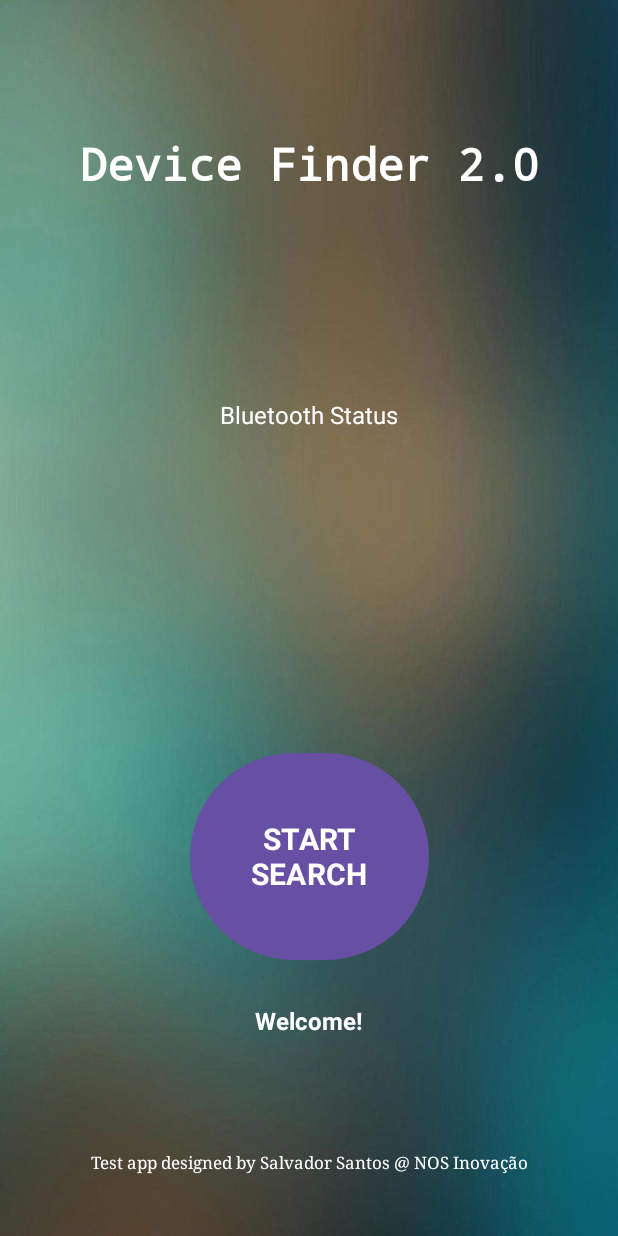
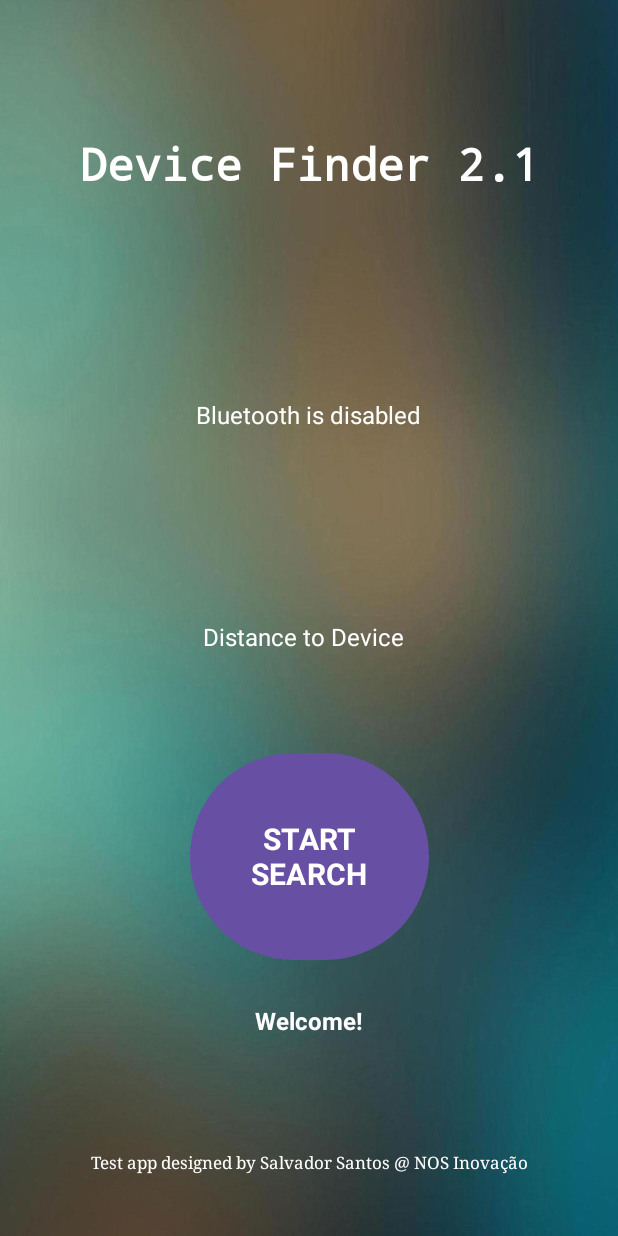
Before and after one commit to savesantos/DeviceFinder, an Android app: the screen it shows after launch (MainActivity), on a phone screen of 412 x 824 dp. Run offline under Robolectric (Android 15) with nearby library versions, the phone set to English and light mode, and no system bars.

Commit message:
connection message debugging and distance message creation

```diff
--- a/app/src/main/java/nos/example/devicefinder/MainActivity.java
+++ b/app/src/main/java/nos/example/devicefinder/MainActivity.java
@@ -61,9 +61,42 @@ public class MainActivity extends AppCompatActivity {
             }
         });
 
+        if (ActivityCompat.checkSelfPermission(this, Manifest.permission.BLUETOOTH_CONNECT) != PackageManager.PERMISSION_GRANTED) {
+            // Permission hasn't been granted, request it
+            ActivityCompat.requestPermissions(this, new String[]{Manifest.permission.BLUETOOTH_CONNECT}, REQUEST_BLUETOOTH_PERMISSION);
+            // After this call, your onRequestPermissionsResult() method will be called
+            bluetoothStatusTextView.setText("Permissions not granted!");
+        } else {
+            // Permission has been granted, proceed with your operation
+            // For example:
+            // Do something with Bluetooth
+            // bluetoothStatusTextView.setText("Bluetooth permissions granted on creation!");
+        }
+
+        // Check for already connected devices
+        Set<BluetoothDevice> connectedDevices = bluetoothAdapter.getBondedDevices();
+        for (BluetoothDevice device : connectedDevices) {
+            if (device.getName().equals(TARGET_DEVICE_NAME)) {
+                connectedDevice = device;
+                break;
+            }
+        }
+
+        // Register broadcast receiver for Bluetooth state changes
         IntentFilter filter = new IntentFilter(BluetoothAdapter.ACTION_STATE_CHANGED);
         registerReceiver(bluetoothStateReceiver, filter);
+
+        // Register broadcast receiver for Bluetooth connection events
+        IntentFilter filter2 = new IntentFilter();
+        filter2.addAction(BluetoothDevice.ACTION_ACL_CONNECTED);
+        filter2.addAction(BluetoothDevice.ACTION_ACL_DISCONNECTED);
+        registerReceiver(bluetoothConnectionReceiver, filter2);
+
+        // Update Bluetooth message to reflect current connection status
+        updateBluetoothMessage();
     }
+
+
 
     private void checkBluetoothStatus() {
         if (bluetoothAdapter.isEnabled()) {
@@ -257,26 +290,29 @@ public class MainActivity extends AppCompatActivity {
             if (action.equals(BluetoothDevice.ACTION_ACL_CONNECTED)) {
                 BluetoothDevice device = intent.getParcelableExtra(BluetoothDevice.EXTRA_DEVICE);
                 connectedDevice = device;
-                updateBluetoothMessage();
+                updateBluetoothMessage(); // Update the Bluetooth message here
             } else if (action.equals(BluetoothDevice.ACTION_ACL_DISCONNECTED)) {
                 connectedDevice = null;
-                updateBluetoothMessage();
+                updateBluetoothMessage(); // Update the Bluetooth message here
             }
         }
     };
 
+
     @Override
     protected void onResume() {
         super.onResume();
-        IntentFilter filter = new IntentFilter();
-        filter.addAction(BluetoothDevice.ACTION_ACL_CONNECTED);
-        filter.addAction(BluetoothDevice.ACTION_ACL_DISCONNECTED);
-        registerReceiver(bluetoothConnectionReceiver, filter);
+        // Register broadcast receiver for Bluetooth connection events
+        registerReceiver(bluetoothConnectionReceiver, new IntentFilter(BluetoothDevice.ACTION_ACL_CONNECTED));
+        registerReceiver(bluetoothConnectionReceiver, new IntentFilter(BluetoothDevice.ACTION_ACL_DISCONNECTED));
+        // Update Bluetooth message to reflect current connection status
+        updateBluetoothMessage();
     }
 
     @Override
     protected void onPause() {
         super.onPause();
+        // Unregister broadcast receiver to avoid memory leaks
         unregisterReceiver(bluetoothConnectionReceiver);
     }
 
--- a/app/src/main/res/layout/activity_main.xml
+++ b/app/src/main/res/layout/activity_main.xml
@@ -11,7 +11,7 @@
         android:id="@+id/textView2"
         android:layout_width="wrap_content"
         android:layout_height="wrap_content"
-        android:text="Device Finder 2.0"
+        android:text="Device Finder 2.1"
         android:textColor="@color/white"
         android:textSize="30sp"
         android:textStyle="bold"
@@ -21,6 +21,24 @@
         app:layout_constraintStart_toStartOf="parent"
         app:layout_constraintTop_toTopOf="parent"
         app:layout_constraintVertical_bias="0.113" />
+
+
+    <TextView
+        android:id="@+id/distanceTextView"
+        android:layout_width="wrap_content"
+        android:layout_height="wrap_content"
+        android:layout_margin="8dp"
+        android:layout_marginBottom="116dp"
+        android:gravity="center_horizontal"
+        android:text="Distance to Device"
+        android:textColor="@color/white"
+        android:textSize="16sp"
+        app:layout_constraintBottom_toBottomOf="parent"
+        app:layout_constraintEnd_toEndOf="parent"
+        app:layout_constraintHorizontal_bias="0.485"
+        app:layout_constraintStart_toStartOf="parent"
+        app:layout_constraintTop_toTopOf="parent"
+        app:layout_constraintVertical_bias="0.516" />
 
     <TextView
         android:layout_width="wrap_content"
```
Also changed, not shown: app/src/main/java/nos/example/devicefinder/MyBluetoothService.java (+80 -18 lines).
